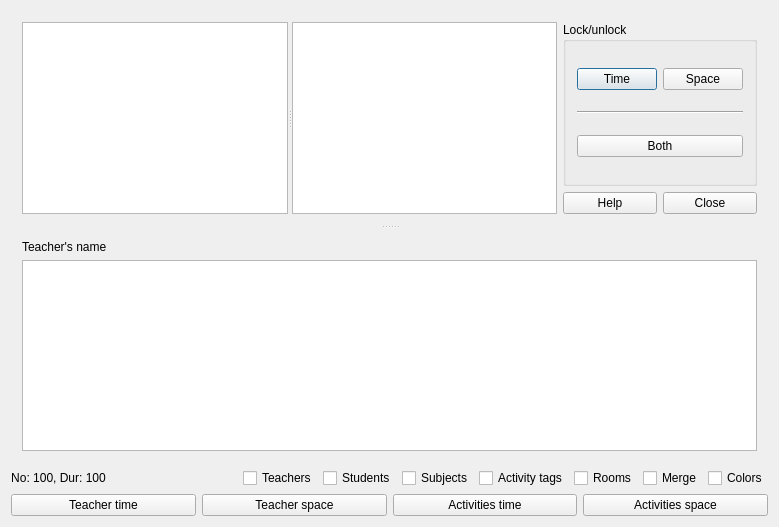
Old version of the form fet/src/interface/timetableviewteachersdayshorizontalform_template.ui in the repository vonmecheln/fet.
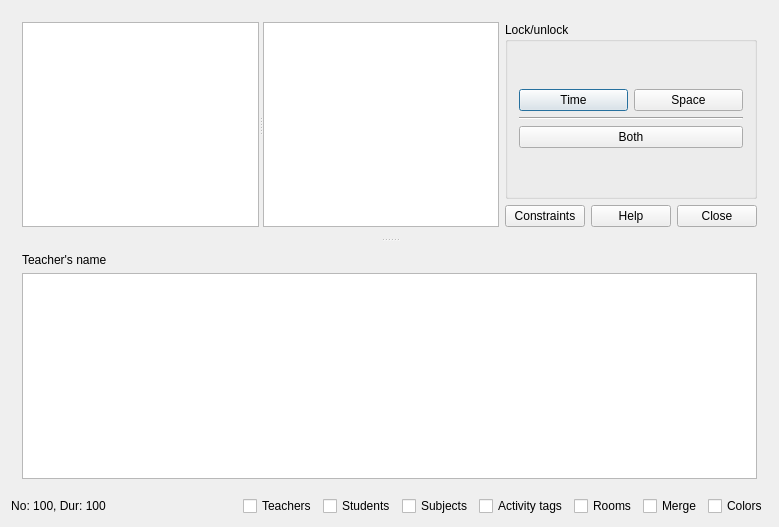
New version of the form.

```diff
--- a/fet/src/interface/timetableviewteachersdayshorizontalform_template.ui
+++ b/fet/src/interface/timetableviewteachersdayshorizontalform_template.ui
@@ -37,26 +37,31 @@
            <property name="title">
             <string extracomment="This is a group box for locking/unlocking buttons">Lock/unlock</string>
            </property>
+           <layout class="QGridLayout" name="gridLayout_3">
+            <item row="0" column="0">
            <layout class="QGridLayout" name="gridLayout">
             <item row="0" column="0">
-             <layout class="QHBoxLayout" name="horizontalLayout">
-              <item>
                <widget class="QPushButton" name="lockTimePushButton">
                 <property name="text">
                  <string extracomment="This is a button in a timetable view dialog (There are 3 buttons in total, user can toggle locked/unlocked time, space or both).">Time</string>
                 </property>
                </widget>
               </item>
-              <item>
+              <item row="0" column="1">
                <widget class="QPushButton" name="lockSpacePushButton">
                 <property name="text">
                  <string extracomment="This is a button in a timetable view dialog (There are 3 buttons in total, user can toggle locked/unlocked time, space or both).">Space</string>
                 </property>
                </widget>
               </item>
-             </layout>
-            </item>
-            <item row="2" column="0">
+              <item row="1" column="0" colspan="2">
+               <widget class="Line" name="line">
+                <property name="orientation">
+                 <enum>Qt::Horizontal</enum>
+                </property>
+               </widget>
+              </item>
+              <item row="2" column="0" colspan="2">
              <widget class="QPushButton" name="lockTimeSpacePushButton">
               <property name="text">
                <string extracomment="This is a button in a timetable view dialog (There are 3 buttons in total, user can toggle locked/unlocked time, space or both).">Both</string>
@@ -66,18 +71,20 @@
               </property>
              </widget>
             </item>
-            <item row="1" column="0">
-             <widget class="Line" name="line">
-              <property name="orientation">
-               <enum>Qt::Horizontal</enum>
-              </property>
-             </widget>
+             </layout>
             </item>
            </layout>
           </widget>
          </item>
          <item>
           <layout class="QHBoxLayout" name="horizontalLayout_2">
+           <item>
+            <widget class="QPushButton" name="constraintsPushButton">
+             <property name="text">
+              <string>Constraints</string>
+             </property>
+            </widget>
+           </item>
            <item>
             <widget class="QPushButton" name="helpPushButton">
              <property name="text">
@@ -202,38 +209,6 @@
      </item>
     </layout>
    </item>
-   <item row="2" column="0">
-    <layout class="QHBoxLayout" name="horizontalLayout_5">
-     <item>
-      <widget class="QPushButton" name="teacherTimePushButton">
-       <property name="text">
-        <string comment="View/edit the selected teacher's time constraints">Teacher time</string>
-       </property>
-      </widget>
-     </item>
-     <item>
-      <widget class="QPushButton" name="teacherSpacePushButton">
-       <property name="text">
-        <string comment="View/edit the selected teacher's space constraints">Teacher space</string>
-       </property>
-      </widget>
-     </item>
-     <item>
-      <widget class="QPushButton" name="activitiesTimePushButton">
-       <property name="text">
-        <string comment="View/edit the selected activities' time constraints">Activities time</string>
-       </property>
-      </widget>
-     </item>
-     <item>
-      <widget class="QPushButton" name="activitiesSpacePushButton">
-       <property name="text">
-        <string comment="View/edit the selected activities' space constraints">Activities space</string>
-       </property>
-      </widget>
-     </item>
-    </layout>
-   </item>
   </layout>
  </widget>
  <layoutdefault spacing="6" margin="11"/>
```
Lines whose indentation alone changed are shown as unchanged.
